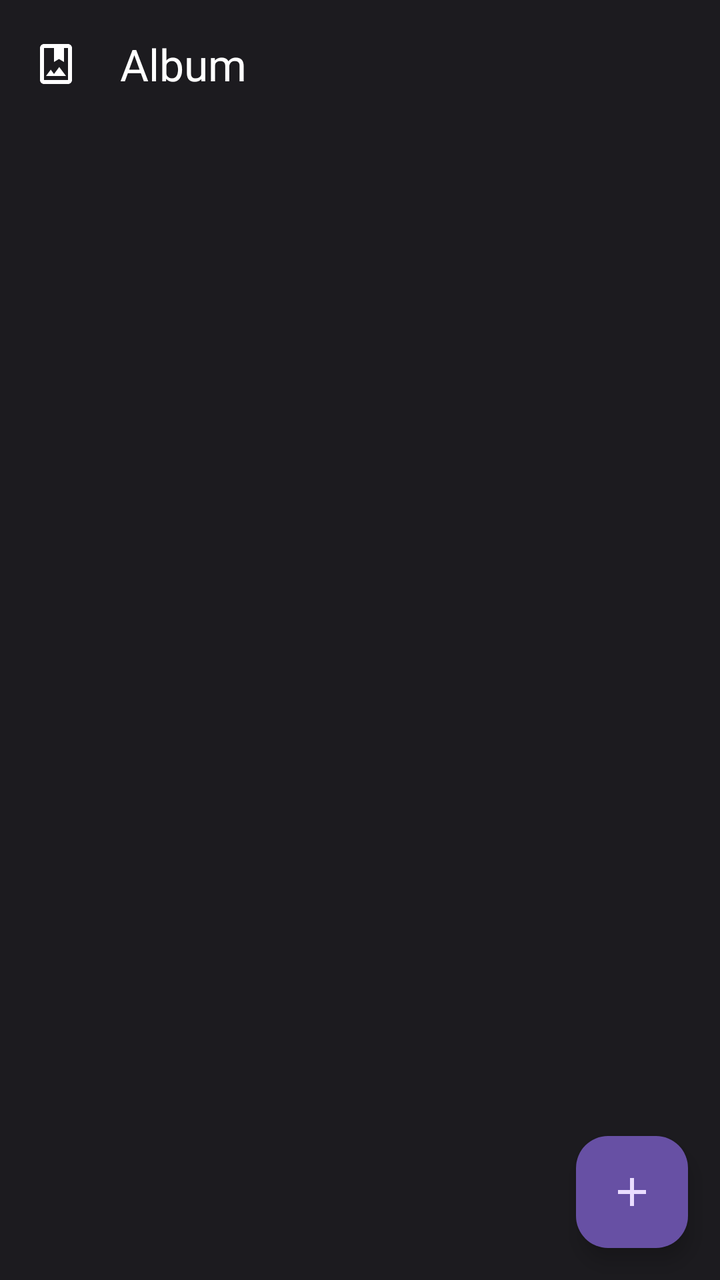
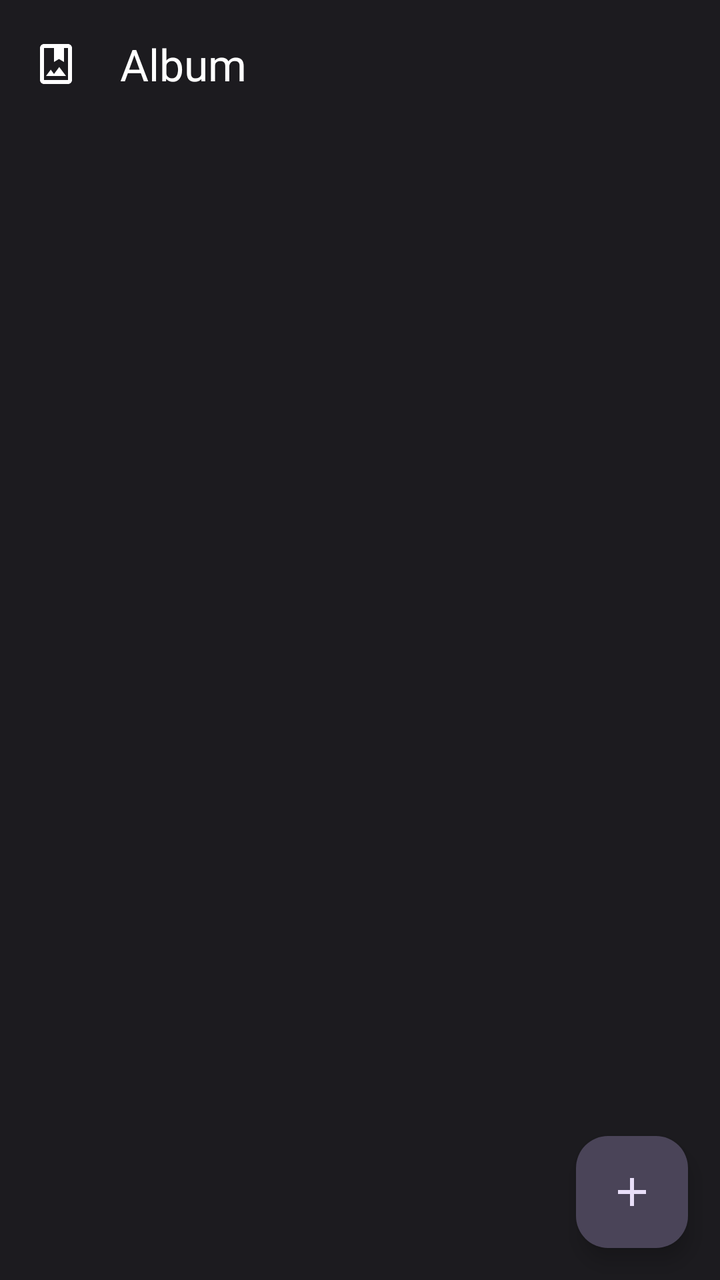

An Android layout rendered at two revisions. The XML below is the earlier revision; the diff shows what the commit changed to produce the second picture.
<!-- AndroidManifest.xml: application theme Theme.Memoria -->
<!-- res/layout/album_layout.xml -->
<?xml version="1.0" encoding="utf-8"?>
<androidx.constraintlayout.widget.ConstraintLayout xmlns:android="http://schemas.android.com/apk/res/android"
    xmlns:app="http://schemas.android.com/apk/res-auto"
    xmlns:tools="http://schemas.android.com/tools"
    android:layout_width="match_parent"
    android:layout_height="match_parent">

    <com.google.android.material.appbar.MaterialToolbar
        android:id="@+id/materialToolbar"
        android:layout_width="match_parent"
        android:layout_height="wrap_content"
        android:minHeight="?attr/actionBarSize"
        android:theme="?attr/actionBarTheme"
        app:layout_constraintEnd_toEndOf="parent"
        app:layout_constraintStart_toStartOf="parent"
        app:layout_constraintTop_toTopOf="parent"
        app:navigationIcon="@drawable/outline_photo_album_24"
        app:title="Album"
        app:titleTextColor="@android:color/white" >

        <LinearLayout
            android:layout_width="wrap_content"
            android:layout_height="match_parent"
            android:layout_gravity="end"
            android:orientation="horizontal"
            tools:layout_editor_absoluteX="128dp"
            tools:layout_editor_absoluteY="32dp">

            <Button
                android:id="@+id/button15"
                style="@style/Widget.Material3Expressive.Button.IconButton.Tonal"
                android:layout_width="wrap_content"
                android:layout_height="wrap_content"
                android:layout_marginEnd="8dp"
                android:layout_weight="1"
                android:visibility="gone"
                app:icon="@drawable/baseline_delete_24" />
        </LinearLayout>
    </com.google.android.material.appbar.MaterialToolbar>

    <com.google.android.material.floatingactionbutton.FloatingActionButton
        android:id="@+id/CreateAlbum"
        android:layout_width="wrap_content"
        android:layout_height="wrap_content"
        android:layout_marginEnd="16dp"
        android:layout_marginBottom="16dp"
        android:src="@drawable/baseline_add_24"
        app:backgroundTint="@color/primary_40"
        app:layout_constraintBottom_toBottomOf="parent"
        app:layout_constraintEnd_toEndOf="parent" />

    <androidx.recyclerview.widget.RecyclerView
        android:id="@+id/AlbumRec"
        android:layout_width="0dp"
        android:layout_height="0dp"
        app:layout_constraintBottom_toBottomOf="parent"
        app:layout_constraintEnd_toEndOf="parent"
        app:layout_constraintStart_toStartOf="parent"
        app:layout_constraintTop_toBottomOf="@+id/materialToolbar" >

    </androidx.recyclerview.widget.RecyclerView>

</androidx.constraintlayout.widget.ConstraintLayout>
<!-- resources referenced by this layout -->
<resources>
  <color name="primary_40">#6750A4</color>
  <!-- drawable baseline_add_24 (drawable) -->
  <vector xmlns:android="http://schemas.android.com/apk/res/android" android:height="24dp" android:tint="#FFFFFF" android:viewportHeight="24" android:viewportWidth="24" android:width="24dp">
        
      <path android:fillColor="@android:color/white" android:pathData="M19,13h-6v6h-2v-6H5v-2h6V5h2v6h6v2z"/>
      
  </vector>
  <style name="Theme.Memoria" parent="Base.Theme.Memoria" />
  <color name="primary_80">#D0BCFF</color>
  <color name="primary_20">#381E72</color>
  <color name="primary_30">#4F378B</color>
  <color name="primary_90">#EADDFF</color>
  <color name="secondary_80">#CCC2DC</color>
  <color name="secondary_20">#332D41</color>
  <color name="secondary_30">#4A4458</color>
  <color name="secondary_90">#E8DEF8</color>
  <color name="tertiary_80">#EFB8C8</color>
  <color name="tertiary_20">#492532</color>
  <color name="tertiary_30">#633B48</color>
  <color name="tertiary_90">#FFD8E4</color>
  <color name="error_80">#F2B8B5</color>
  <color name="error_20">#601410</color>
  <color name="error_30">#8C1D18</color>
  <color name="error_90">#F9DEDC</color>
  <color name="neutral_10">#1C1B1F</color>
  <color name="neutral_90">#E6E1E5</color>
  <color name="neutral_variant_30">#444548</color>
  <color name="neutral_variant_80">#CAC4D0</color>
  <color name="neutral_4">#0F0E11</color>
  <color name="neutral_12">#211F23</color>
  <color name="neutral_17">#2B2930</color>
  <color name="neutral_22">#36343B</color>
  <color name="neutral_24">#3B383E</color>
  <color name="neutral_variant_60">#938F99</color>
  <color name="neutral_20">#313033</color>
  <style name="TextAppearance.Memoria.HeadlineLarge" parent="TextAppearance.Material3.HeadlineLarge">
          <item name="fontFamily">@font/hanken_grotesk</item>
          <item name="android:fontFamily">@font/hanken_grotesk</item>
          <item name="android:textSize">57sp</item>
          <item name="android:textColor">?attr/colorOnBackground</item>
      </style>
  <style name="TextAppearance.Memoria.HeadlineMedium" parent="TextAppearance.Material3.HeadlineMedium">
          <item name="fontFamily">@font/hanken_grotesk</item>
          <item name="android:fontFamily">@font/hanken_grotesk</item>
          <item name="android:textSize">45sp</item>
          <item name="android:textColor">?attr/colorOnBackground</item>
      </style>
  <style name="TextAppearance.Memoria.BodyLarge" parent="TextAppearance.Material3.BodyLarge">
          <item name="fontFamily">@font/hanken_grotesk</item>
          <item name="android:fontFamily">@font/hanken_grotesk</item>
          <item name="android:textSize">16sp</item>
          <item name="android:textColor">?attr/colorOnSurface</item>
      </style>
  <style name="TextAppearance.Memoria.BodyMedium" parent="TextAppearance.Material3.BodyMedium">
          <item name="fontFamily">@font/hanken_grotesk</item>
          <item name="android:fontFamily">@font/hanken_grotesk</item>
          <item name="android:textSize">14sp</item>
          <item name="android:textColor">?attr/colorOnSurfaceVariant</item>
      </style>
  <style name="TextAppearance.Memoria.Label" parent="TextAppearance.Material3.LabelLarge">
          <item name="fontFamily">@font/jetbrains_mono</item>
          <item name="android:fontFamily">@font/jetbrains_mono</item>
          <item name="android:textSize">14sp</item>
          <item name="android:letterSpacing">0.02</item>
      </style>
  <style name="Widget.Memoria.Button.Primary" parent="Widget.Material3.Button">
          <item name="backgroundTint">@color/primary_80</item>
          <item name="android:textColor">@color/primary_20</item>
          <item name="cornerRadius">24dp</item>
          <item name="android:textAppearance">@style/TextAppearance.Memoria.Label</item>
      </style>
  <style name="ShapeAppearance.Memoria.Pill" parent="ShapeAppearance.Material3.Corner.Full">
          <item name="cornerSize">50%</item>
      </style>
  <!-- unchanged entries left out for length: 4 -->
</resources>

<!-- the commit's change to res/layout/album_layout.xml (unified diff, before → after) -->
@@ -26,26 +26,53 @@
             tools:layout_editor_absoluteX="128dp"
             tools:layout_editor_absoluteY="32dp">
 
-            <Button
-                android:id="@+id/button15"
-                style="@style/Widget.Material3Expressive.Button.IconButton.Tonal"
+            <com.google.android.material.card.MaterialCardView
+                android:id="@+id/deleteBox"
                 android:layout_width="wrap_content"
-                android:layout_height="wrap_content"
+                android:layout_height="40dp"
                 android:layout_marginEnd="8dp"
-                android:layout_weight="1"
                 android:visibility="gone"
-                app:icon="@drawable/baseline_delete_24" />
+                app:cardBackgroundColor="@color/neutral_17"
+                app:cardCornerRadius="50dp"
+                app:strokeWidth="0dp">
+
+                <LinearLayout
+                    android:layout_width="match_parent"
+                    android:layout_height="match_parent"
+                    android:orientation="horizontal">
+
+                    <TextView
+                        android:id="@+id/textView37"
+                        android:layout_width="wrap_content"
+                        android:layout_height="wrap_content"
+                        android:layout_gravity="center"
+                        android:layout_marginStart="12dp"
+                        android:layout_weight="1"
+                        android:fontFamily="@font/hanken_grotesk"
+                        android:text="0 selected" />
+
+                    <Button
+                        android:id="@+id/button15"
+                        style="@style/Widget.Material3Expressive.Button.IconButton.Tonal"
+                        android:layout_width="wrap_content"
+                        android:layout_height="wrap_content"
+                        android:layout_weight="1"
+                        app:icon="@drawable/baseline_delete_24" />
+                </LinearLayout>
+
+            </com.google.android.material.card.MaterialCardView>
+
         </LinearLayout>
     </com.google.android.material.appbar.MaterialToolbar>
 
     <com.google.android.material.floatingactionbutton.FloatingActionButton
         android:id="@+id/CreateAlbum"
+        style="@style/Widget.Material3.ExtendedFloatingActionButton.Icon.Secondary"
         android:layout_width="wrap_content"
         android:layout_height="wrap_content"
         android:layout_marginEnd="16dp"
         android:layout_marginBottom="16dp"
         android:src="@drawable/baseline_add_24"
-        app:backgroundTint="@color/primary_40"
         app:layout_constraintBottom_toBottomOf="parent"
         app:layout_constraintEnd_toEndOf="parent" />
 
